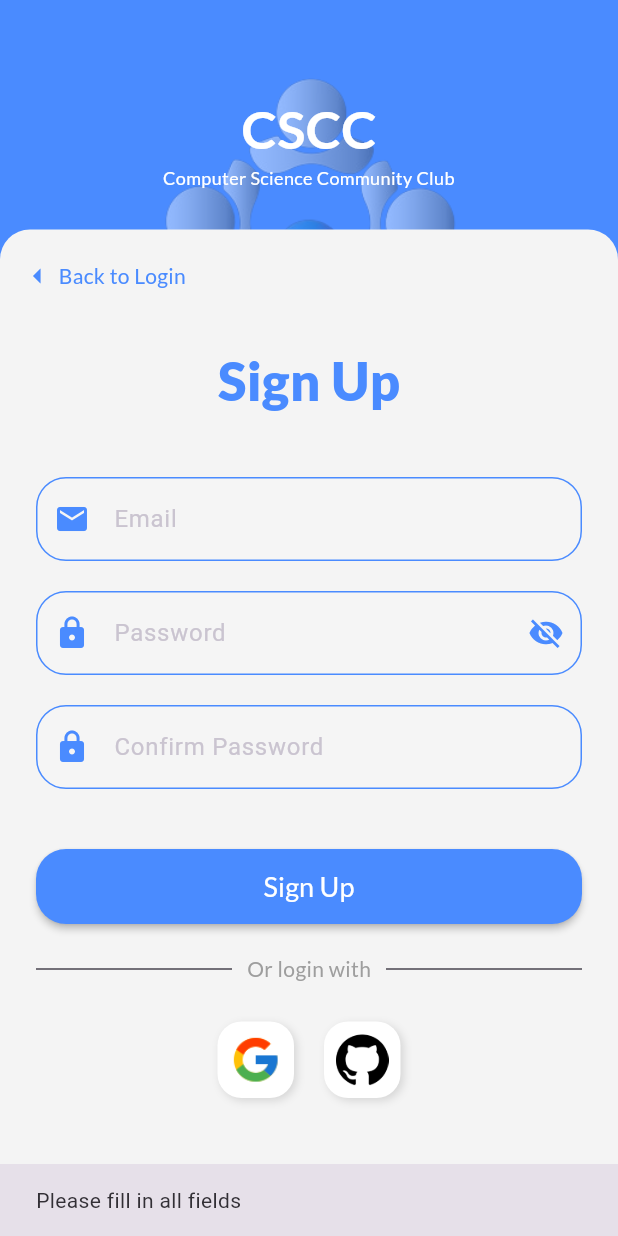
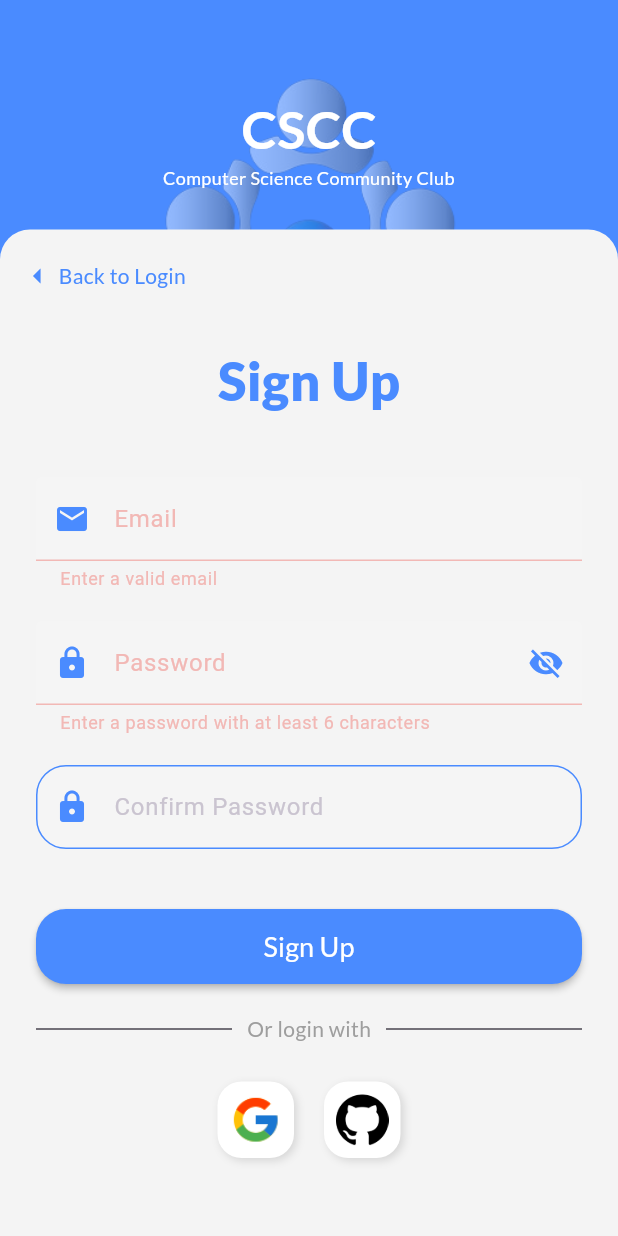
Before and after one commit to DarkWolf2r/cscc_app, a Flutter app: the SignUpPage screen opened directly, after a tap on "Sign Up", on a phone screen of 412 x 824 dp. Run offline on Flutter 3.47's test engine with Material 3 defaults, Android fonts, the phone set to English and light mode, and no system bars; our stand-ins replace cloud_firestore, email_validator, firebase_auth, firebase_core, firebase_storage, flutter_riverpod and 3 more; accounts and stored records are empty; network calls fail.

Commit message:
Complete Auth feature 2

```diff
--- a/lib/features/auth/repo/auth_repo.dart
+++ b/lib/features/auth/repo/auth_repo.dart
@@ -1,23 +1,22 @@
+import 'package:cscc_app/features/auth/user_info/user_info_page.dart';
+import 'package:cscc_app/features/auth/verify_email/verify_email_page.dart';
 import 'package:firebase_auth/firebase_auth.dart';
+import 'package:flutter/material.dart';
 import 'package:flutter_riverpod/flutter_riverpod.dart';
 import 'package:google_sign_in/google_sign_in.dart';
 
- final authServiceProvider = Provider((ref) =>
-     AuthService(
+final authServiceProvider = Provider(
+  (ref) => AuthService(
     auth: FirebaseAuth.instance,
     googleProvider: GoogleAuthProvider(),
-     ));
+  ),
+);
 
 class AuthService {
   FirebaseAuth auth;
   GoogleAuthProvider googleProvider;
 
-  AuthService({
-    required this.auth,
-    required this.googleProvider,
-  });
-
-
+  AuthService({required this.auth, required this.googleProvider});
 
   Future<UserCredential> signInWithGoogle() async {
     googleProvider.addScope('email');
@@ -25,11 +24,16 @@ class AuthService {
   }
 
   Future<void> signInWithEmailAndPassword(String email, String password) async {
+    try {
       await FirebaseAuth.instance.signInWithEmailAndPassword(
         email: email.trim(),
         password: password.trim(),
       );
+    } on FirebaseAuthException catch (e) {
+      SnackBar(content: Text(e.message ?? "Unknown error"));
     }
+  }
+
   Future<UserCredential> signInWithGitHub() async {
     try {
       GithubAuthProvider githubProvider = GithubAuthProvider();
@@ -47,5 +51,27 @@ class AuthService {
     await FirebaseAuth.instance.signOut();
   }
 
+  Future<void> signUp(
+    GlobalKey<FormState> formkey,
+    BuildContext context,
+    String email,
+    String password,
+    String confirmPassword,
+  ) async {
+    final isValid = formkey.currentState?.validate();
+    if (!isValid!) return;
+    Navigator.push(context, MaterialPageRoute(builder: (context) => const VerifyEmailPage()));
 
+    try {
+      await FirebaseAuth.instance.createUserWithEmailAndPassword(
+        email: email,
+        password: password,
+      );
+    } on FirebaseAuthException catch (e) {
+      // ignore: use_build_context_synchronously
+      ScaffoldMessenger.of(context).showSnackBar(
+        SnackBar(content: Text(e.message ?? "Error creating account")),
+      );
     }
+  }
+}
--- a/lib/features/auth/sign_up/sign_up_page.dart
+++ b/lib/features/auth/sign_up/sign_up_page.dart
@@ -1,77 +1,25 @@
+import 'package:cscc_app/features/auth/repo/auth_repo.dart';
+import 'package:email_validator/email_validator.dart';
 import 'package:flutter/material.dart';
 import 'package:flutter/services.dart';
 import 'package:firebase_auth/firebase_auth.dart';
+import 'package:flutter_riverpod/flutter_riverpod.dart';
 import 'package:google_fonts/google_fonts.dart';
-
-class SignUpPage extends StatefulWidget {
+final key = GlobalKey<FormState>();
+class SignUpPage extends ConsumerStatefulWidget {
   const SignUpPage({super.key});
 
   @override
-  State<SignUpPage> createState() => _SignUpPageState();
+  ConsumerState<SignUpPage> createState() => _SignUpPageState();
 }
 
-class _SignUpPageState extends State<SignUpPage> {
+class _SignUpPageState extends ConsumerState<SignUpPage> {
   final TextEditingController _emailController = TextEditingController();
   final TextEditingController _passwordController = TextEditingController();
   final TextEditingController _confirmPasswordController =
       TextEditingController();
   bool _obscurePassword = true;
   final bool _obscureConfirmPassword = true;
-  final FirebaseAuth _auth = FirebaseAuth.instance;
-
-  Future<void> _signUp() async {
-    final email = _emailController.text.trim();
-    final password = _passwordController.text.trim();
-    final confirmPassword = _confirmPasswordController.text.trim();
-    if (email.isEmpty || password.isEmpty || confirmPassword.isEmpty) {
-      ScaffoldMessenger.of(context).showSnackBar(
-        const SnackBar(content: Text("Please fill in all fields")),
-      );
-      return;
-    }
-    if (password != confirmPassword) {
-      ScaffoldMessenger.of(
-        context,
-      ).showSnackBar(const SnackBar(content: Text("Passwords do not match!")));
-      return;
-    }
-    try {
-      await FirebaseAuth.instance.createUserWithEmailAndPassword(
-        email: _emailController.text.trim(),
-        password: _passwordController.text.trim(),
-      );
-      // ignore: use_build_context_synchronously
-      ScaffoldMessenger.of(context).showSnackBar(
-        const SnackBar(content: Text("Account created successfully")),
-      );
-      // ignore: use_build_context_synchronously
-      Navigator.pop(context);
-    } on FirebaseAuthException catch (e) {
-      // ignore: use_build_context_synchronously
-      ScaffoldMessenger.of(context).showSnackBar(
-        SnackBar(content: Text(e.message ?? "Error creating account")),
-      );
-    }
-  }
-
-  Future<UserCredential> signInWithGoogle() async {
-    final googleProvider = GoogleAuthProvider();
-    googleProvider.addScope('email');
-    return await _auth.signInWithProvider(googleProvider);
-  }
-
-  Future<UserCredential> signInWithGitHub() async {
-    try {
-      GithubAuthProvider githubProvider = GithubAuthProvider();
-
-      githubProvider.addScope('read:user');
-      githubProvider.addScope('user:email');
-
-      return await FirebaseAuth.instance.signInWithProvider(githubProvider);
-    } catch (e) {
-      throw Exception("GitHub sign in failed: $e");
-    }
-  }
 
   @override
   Widget build(BuildContext context) {
@@ -81,10 +29,7 @@ class _SignUpPageState extends State<SignUpPage> {
     return Scaffold(
       resizeToAvoidBottomInset: false,
       backgroundColor: const Color(0xFF4A8BFF),
-      body: GestureDetector(
-        behavior: HitTestBehavior.opaque,
-        onTap: () => FocusScope.of(context).unfocus(),
-        child: Stack(
+      body: Stack(
         children: [
           Positioned(
             top: -40,
@@ -143,6 +88,8 @@ class _SignUpPageState extends State<SignUpPage> {
                 ),
               ),
               child: SingleChildScrollView(
+                child: Form(
+                  key: key,
                   child: Column(
                     children: [
                       const SizedBox(height: 70),
@@ -157,9 +104,14 @@ class _SignUpPageState extends State<SignUpPage> {
                         ),
                       ),
                       const SizedBox(height: 40),
-                      TextField(
+                      TextFormField(
+                       // key: key,
                         controller: _emailController,
                         keyboardType: TextInputType.emailAddress,
+                        validator: (email) =>
+                          email != null && !EmailValidator.validate(email)
+                          ? 'Enter a valid email'
+                          : null,
                         textInputAction: TextInputAction.next,
                         cursorColor: Color(0xFF4A8BFF),
                         decoration: InputDecoration(
@@ -177,16 +129,19 @@ class _SignUpPageState extends State<SignUpPage> {
                             borderRadius: BorderRadius.all(Radius.circular(20)),
                             borderSide: BorderSide(color: Color(0xFF4A8BFF)),
                           ),
-                          floatingLabelStyle: TextStyle(
-                            color: Color(0xFF4A8BFF),
-                          ),
+                          floatingLabelStyle: TextStyle(color: Color(0xFF4A8BFF)),
                           filled: true,
                           fillColor: Colors.grey[100],
                         ),
                       ),
                       const SizedBox(height: 20),
-                      TextField(
+                      TextFormField(
+                       // key: key,
                         controller: _passwordController,
+                        validator: (password) =>
+                          password != null && password.length < 6
+                          ? 'Enter a password with at least 6 characters'
+                          : null,
                         keyboardType: TextInputType.visiblePassword,
                         textInputAction: TextInputAction.done,
                         cursorColor: Color(0xFF4A8BFF),
@@ -218,18 +173,21 @@ class _SignUpPageState extends State<SignUpPage> {
                             borderRadius: BorderRadius.all(Radius.circular(20)),
                             borderSide: BorderSide(color: Color(0xFF4A8BFF)),
                           ),
-                          floatingLabelStyle: TextStyle(
-                            color: Color(0xFF4A8BFF),
-                          ),
+                          floatingLabelStyle: TextStyle(color: Color(0xFF4A8BFF)),
                           filled: true,
                           fillColor: Colors.grey[100],
                         ),
                         obscureText: _obscurePassword,
                       ),
                       const SizedBox(height: 20),
-                      TextField(
+                      TextFormField(
+
                         controller: _confirmPasswordController,
                         keyboardType: TextInputType.visiblePassword,
+                        validator: (confirmPassword) =>
+                          confirmPassword != null && confirmPassword != _passwordController.text
+                          ? 'Passwords do not match'
+                          : null,
                         textInputAction: TextInputAction.done,
                         cursorColor: Color(0xFF4A8BFF),
                         decoration: InputDecoration(
@@ -247,9 +205,7 @@ class _SignUpPageState extends State<SignUpPage> {
                             borderRadius: BorderRadius.all(Radius.circular(20)),
                             borderSide: BorderSide(color: Color(0xFF4A8BFF)),
                           ),
-                          floatingLabelStyle: TextStyle(
-                            color: Color(0xFF4A8BFF),
-                          ),
+                          floatingLabelStyle: TextStyle(color: Color(0xFF4A8BFF)),
                           filled: true,
                           fillColor: Colors.grey[100],
                         ),
@@ -266,7 +222,17 @@ class _SignUpPageState extends State<SignUpPage> {
                             borderRadius: BorderRadius.circular(20),
                           ),
                         ),
-                        onPressed: _signUp,
+                        onPressed: () async {
+                          await ref
+                              .read(authServiceProvider)
+                              .signUp(
+                                key,
+                                context,
+                              _emailController.text.trim(),
+                               _passwordController.text.trim(),
+                               _confirmPasswordController.text.trim()
+                               );
+                        },
                         child: Text(
                           "Sign Up",
                           style: GoogleFonts.lato(
@@ -316,26 +282,9 @@ class _SignUpPageState extends State<SignUpPage> {
                               ),
 
                               onPressed: () async {
-                                try {
-                                  UserCredential user =
-                                      await signInWithGoogle();
-                                  // ignore: avoid_print
-                                  print("User: ${user.user?.displayName}");
-                                  Navigator.pushReplacementNamed(
-                                    // ignore: use_build_context_synchronously
-                                    context,
-                                    "/home",
-                                  );
-                                } catch (e) {
-                                  // ignore: avoid_print
-                                  print("Error: $e");
-                                  // ignore: use_build_context_synchronously
-                                  ScaffoldMessenger.of(context).showSnackBar(
-                                    SnackBar(
-                                      content: Text("Google login failed: $e"),
-                                    ),
-                                  );
-                                }
+                                await ref
+                                    .read(authServiceProvider)
+                                    .signInWithGoogle();
                               },
                             ),
                           ),
@@ -360,27 +309,16 @@ class _SignUpPageState extends State<SignUpPage> {
                                 height: 35,
                               ),
                               onPressed: () async {
-                                try {
-                                  await signInWithGitHub();
-                                  Navigator.pushReplacementNamed(
-                                    // ignore: use_build_context_synchronously
-                                    context,
-                                    "/home",
-                                  );
-                                } catch (e) {
-                                  // ignore: use_build_context_synchronously
-                                  ScaffoldMessenger.of(context).showSnackBar(
-                                    SnackBar(
-                                      content: Text("GitHub login failed: $e"),
-                                    ),
-                                  );
-                                }
+                                await ref
+                                    .read(authServiceProvider)
+                                    .signInWithGitHub();
                               },
                             ),
                           ),
                         ],
                       ),
                     ],
+                  ),
                 ),
               ),
             ),
@@ -412,7 +350,6 @@ class _SignUpPageState extends State<SignUpPage> {
           ),
         ],
       ),
-      ),
     );
   }
 }
```
Also changed, not shown: lib/features/auth/user_info/user_info_page.dart (+33 -4 lines), lib/features/auth/verify_email/verify_email_page.dart (added, +90 -0 lines). Lines whose indentation alone changed are shown as unchanged.
